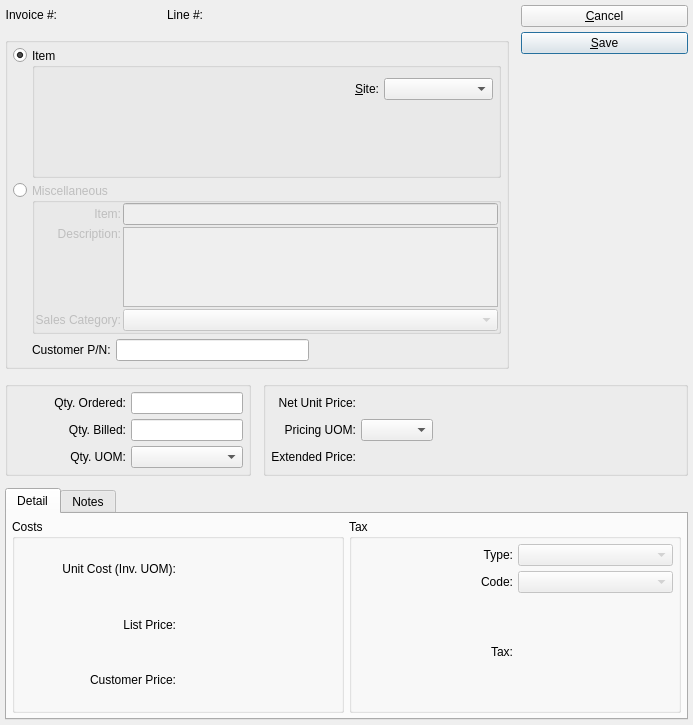
This is xtuple/trunk/guiclient/invoiceItem.ui in WooodHead/xtuple as Qt 5 draws it before an edit. The edited form follows.
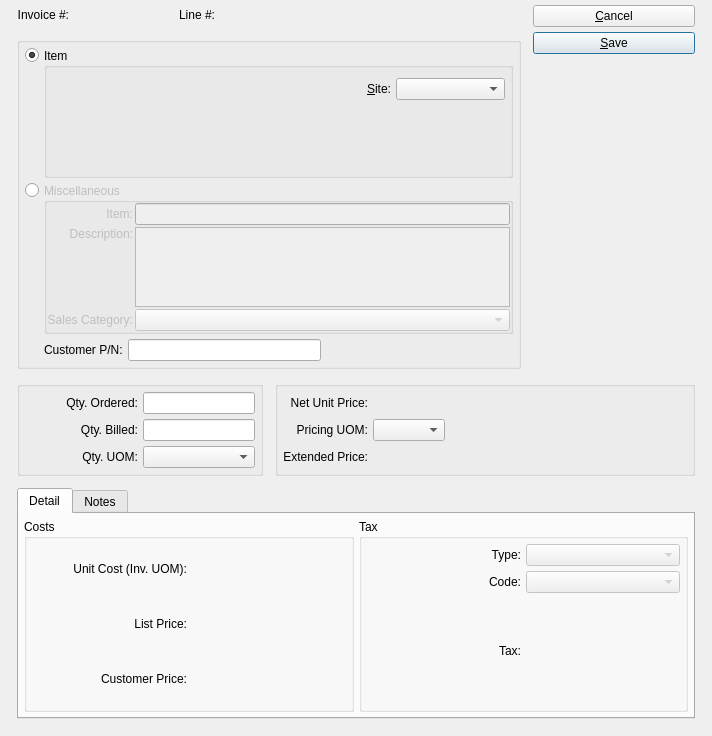
This is the edited form. Custom widgets are drawn as their Qt base class.

Commit message: UI spacer tweaks so Mac look pretty one day.

Patch:
```diff
--- a/xtuple/trunk/guiclient/invoiceItem.ui
+++ b/xtuple/trunk/guiclient/invoiceItem.ui
@@ -5,8 +5,8 @@
    <rect>
     <x>0</x>
     <y>0</y>
-    <width>693</width>
-    <height>725</height>
+    <width>712</width>
+    <height>736</height>
    </rect>
   </property>
   <property name="windowTitle" >
@@ -15,6 +15,15 @@
   <layout class="QGridLayout" >
    <item row="0" column="0" >
     <layout class="QGridLayout" >
+     <property name="leftMargin" >
+      <number>12</number>
+     </property>
+     <property name="rightMargin" >
+      <number>12</number>
+     </property>
+     <property name="bottomMargin" >
+      <number>12</number>
+     </property>
      <property name="horizontalSpacing" >
       <number>12</number>
      </property>
```
The commit also changes 5 other files.
